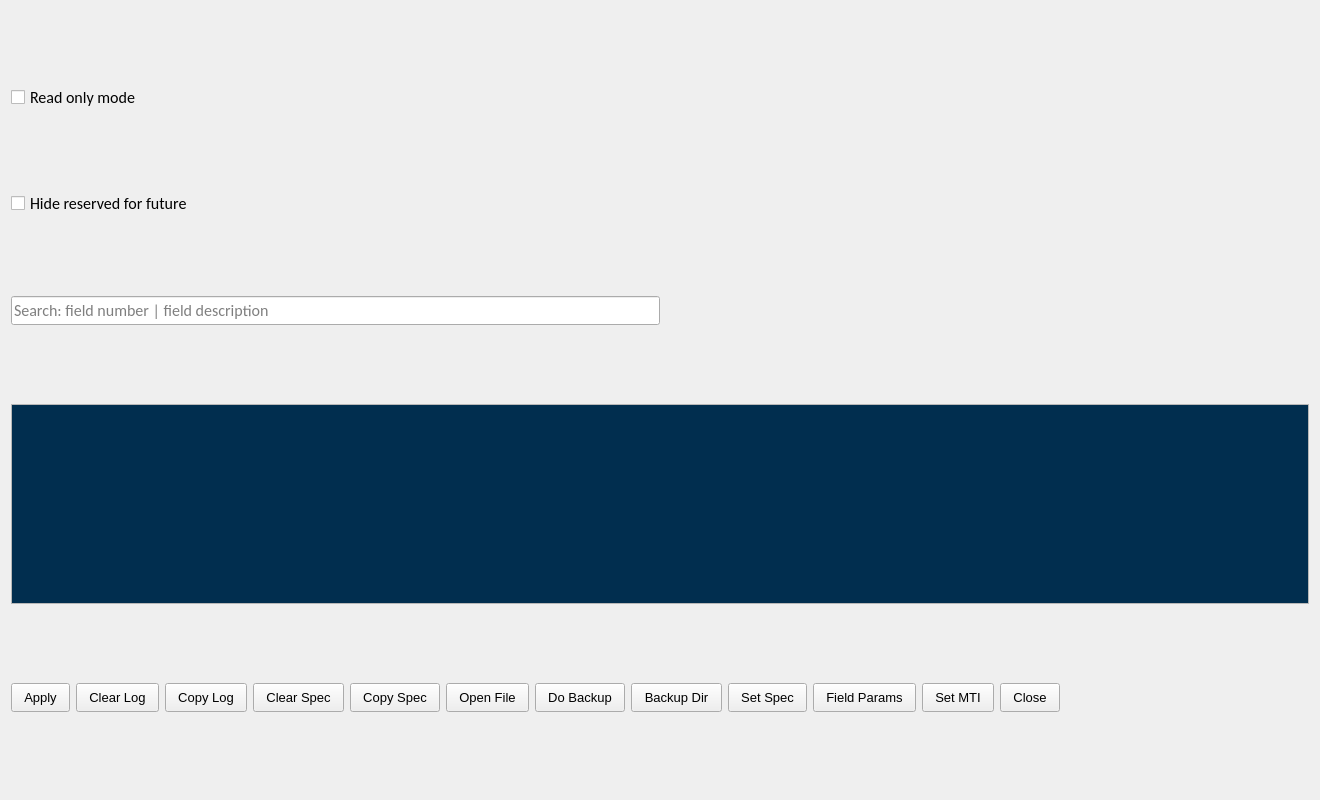
Qt form common/gui/forms/spec.ui (FedorIvanov37/signal) before a commit.
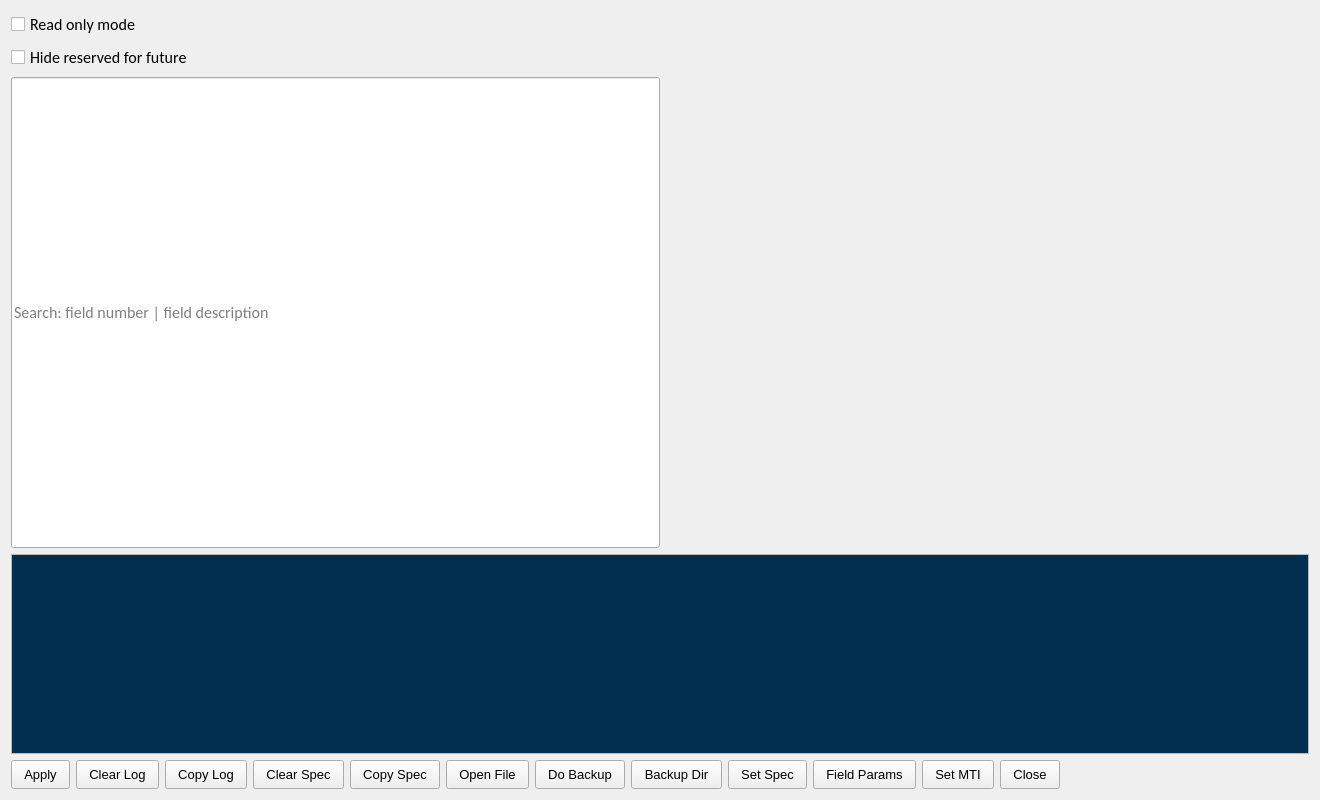
The same form after that commit.

```diff
--- a/common/gui/forms/spec.ui
+++ b/common/gui/forms/spec.ui
@@ -74,6 +74,12 @@
      </item>
      <item>
       <widget class="QLineEdit" name="SearchLine">
+       <property name="sizePolicy">
+        <sizepolicy hsizetype="Expanding" vsizetype="Preferred">
+         <horstretch>0</horstretch>
+         <verstretch>0</verstretch>
+        </sizepolicy>
+       </property>
        <property name="font">
         <font>
          <family>Calibri</family>
```
